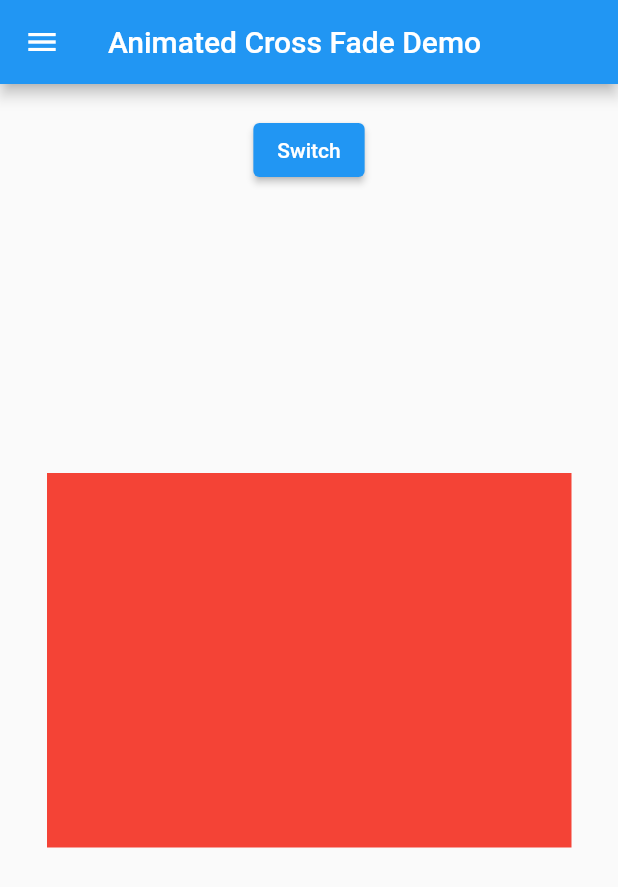
After one commit to sssloba/flutter-widgets-demo, a Flutter app: the AnimatedCrossFadeDemo screen opened directly, on a phone screen of 412 x 824 dp. The commit adds this screen. Shown: the top 887 px of the screen. Run offline on Flutter 3.47's test engine with Material 2 defaults, Android fonts, the phone set to English and light mode, and no system bars.

Commit message:
animated-cross-fade

```diff
--- /dev/null
+++ b/lib/screens/animated_cross_fade_demo.dart
@@ -0,0 +1,59 @@
+import 'package:flutter/material.dart';
+import 'package:flutter_widgets_demo/widgets/app_drawer.dart';
+
+class AnimatedCrossFadeDemo extends StatefulWidget {
+  const AnimatedCrossFadeDemo({Key? key}) : super(key: key);
+
+  @override
+  _AnimatedCrossFadeDemoState createState() => _AnimatedCrossFadeDemoState();
+}
+
+class _AnimatedCrossFadeDemoState extends State<AnimatedCrossFadeDemo> {
+  bool _isFirstChild = true;
+  @override
+  Widget build(BuildContext context) {
+    return Scaffold(
+      drawer: const AppDrawer(),
+      appBar: AppBar(
+        title: const Text('Animated Cross Fade Demo'),
+      ),
+      body: Stack(
+        children: [
+          Center(
+            child: AnimatedCrossFade(
+              firstChild: Container(
+                color: Colors.red,
+                width: 350.0,
+                height: 250.0,
+              ),
+              secondChild: Container(
+                color: Colors.blue,
+                width: 200.0,
+                height: 450.0,
+              ),
+              crossFadeState: _isFirstChild
+                  ? CrossFadeState.showFirst
+                  : CrossFadeState.showSecond,
+              duration: const Duration(seconds: 2),
+              reverseDuration: const Duration(seconds: 9),
+              firstCurve: Curves.bounceIn,
+              secondCurve: Curves.easeIn,
+              sizeCurve: Curves.decelerate,
+            ),
+          ),
+          Positioned(
+            top: 20.0,
+            left: 20.0,
+            right: 20.0,
+            child: Center(
+              child: ElevatedButton(
+                onPressed: () => setState(() => _isFirstChild = !_isFirstChild),
+                child: const Text('Switch'),
+              ),
+            ),
+          )
+        ],
+      ),
+    );
+  }
+}
--- a/lib/widgets/app_drawer.dart
+++ b/lib/widgets/app_drawer.dart
@@ -1,4 +1,5 @@
 import 'package:flutter/material.dart';
+import 'package:flutter_widgets_demo/screens/animated_cross_fade_demo.dart';
 import 'package:flutter_widgets_demo/screens/home_page.dart';
 import 'package:flutter_widgets_demo/widgets/drawer_tile.dart';
 
@@ -11,6 +12,7 @@ class AppDrawer extends StatelessWidget {
       child: ListView(
         children: const [
           DrawerTile('Home Page', HomePage()),
+          DrawerTile('Animated Cross Fade', AnimatedCrossFadeDemo()),
         ],
       ),
     );
```
